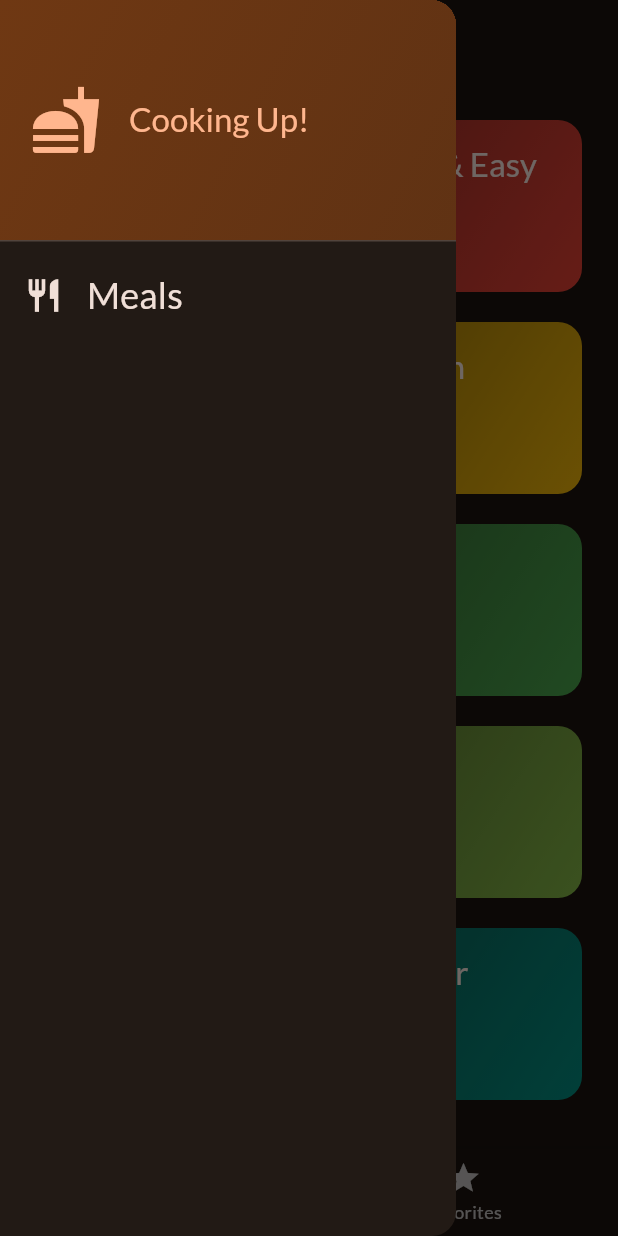
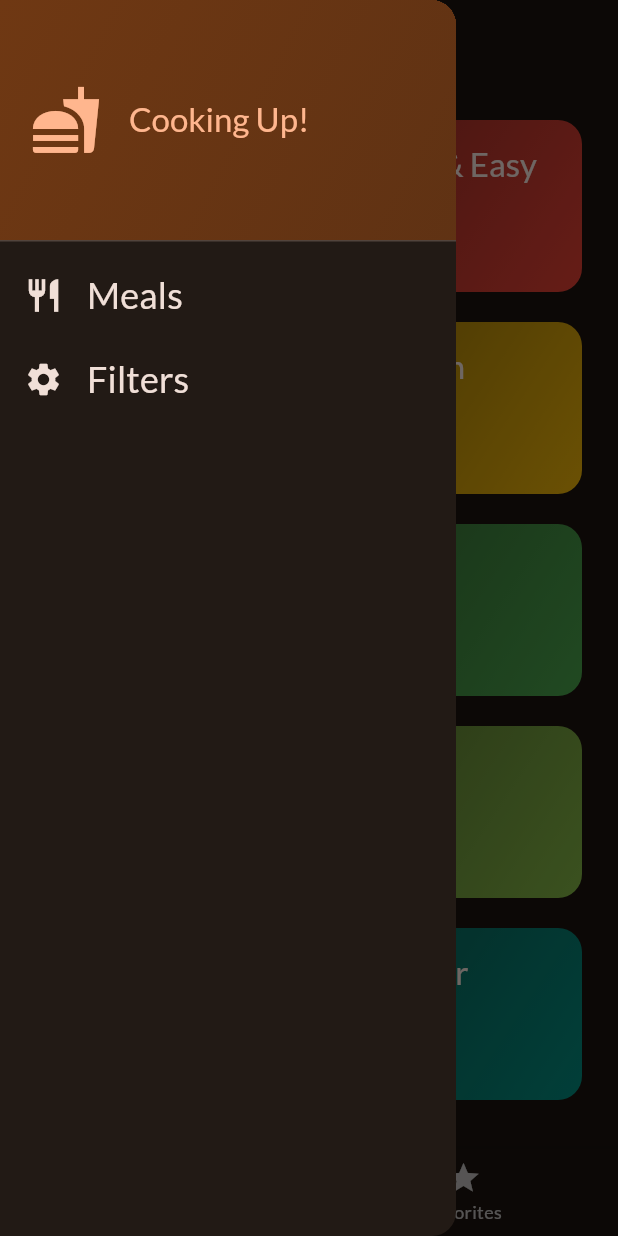
Before and after one commit to imole97/flutter-meal, a Flutter app: the screen it shows after launch, with the side drawer open, on a phone screen of 412 x 824 dp. Run offline on Flutter 3.47's test engine with Material 3 defaults, Android fonts, the phone set to English and light mode, and no system bars; our stand-ins replace google_fonts, transparent_image.

Commit message:
added side drawer

```diff
--- a/lib/screens/tabs.dart
+++ b/lib/screens/tabs.dart
@@ -46,6 +46,13 @@
     });
   }
 
+  void _setScreen(String identifier) {
+    if (identifier == "filter") {
+    } else {
+      Navigator.of(context).pop();
+    }
+  }
+
   @override
   Widget build(BuildContext context) {
     Widget activePage = MealCategoriesScreen(
@@ -63,7 +70,9 @@
       appBar: AppBar(
         title: Text(activePageTitle),
       ),
-      drawer: const MainDrawer(),
+      drawer: MainDrawer(
+        onSelectScreen: _setScreen,
+      ),
       body: activePage,
       bottomNavigationBar: BottomNavigationBar(
         onTap: _selectPage,
--- a/lib/widgets/main_drawer.dart
+++ b/lib/widgets/main_drawer.dart
@@ -1,7 +1,9 @@
 import 'package:flutter/material.dart';
 
 class MainDrawer extends StatelessWidget {
-  const MainDrawer({super.key});
+  const MainDrawer({super.key, required this.onSelectScreen});
+
+  final void Function(String identifier) onSelectScreen;
 
   @override
   Widget build(BuildContext context) {
@@ -50,6 +52,21 @@
               style: Theme.of(context).textTheme.titleSmall!.copyWith(
                   color: Theme.of(context).colorScheme.onSurface, fontSize: 24),
             ),
+            onTap: () {
+              onSelectScreen('meals');
+            },
+          ),
+          ListTile(
+            leading: Icon(Icons.settings,
+                size: 26, color: Theme.of(context).colorScheme.onSurface),
+            title: Text(
+              'Filters',
+              style: Theme.of(context).textTheme.titleSmall!.copyWith(
+                  color: Theme.of(context).colorScheme.onSurface, fontSize: 24),
+            ),
+            onTap: () {
+              onSelectScreen('filters');
+            },
           )
         ],
       ),
```
